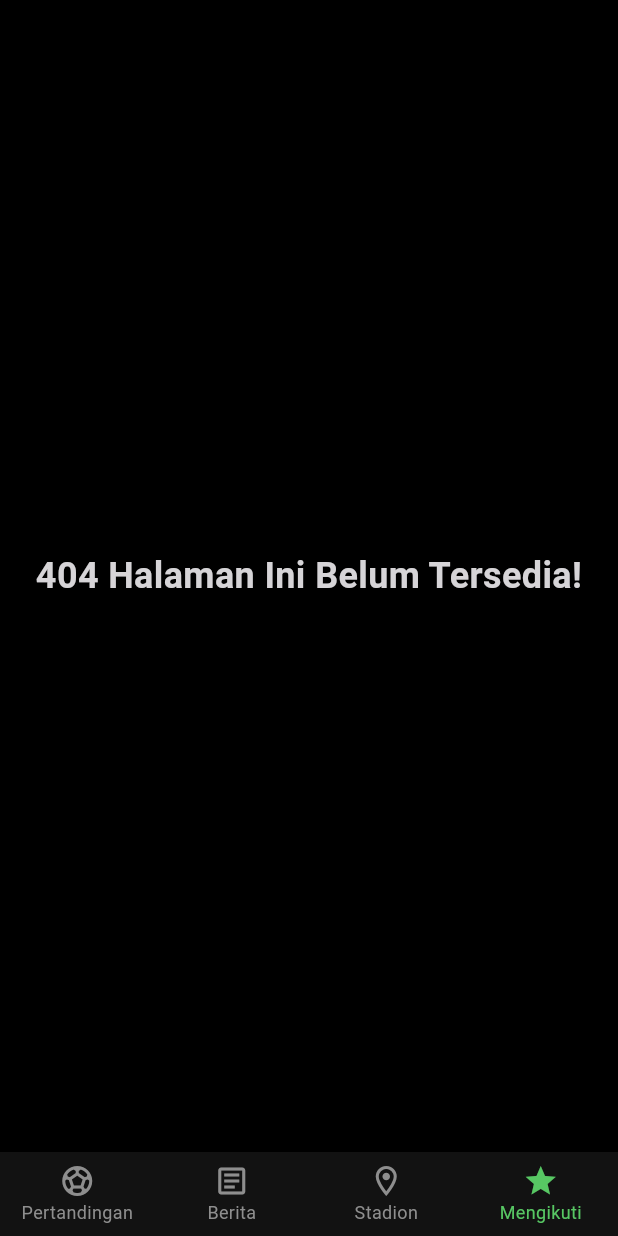
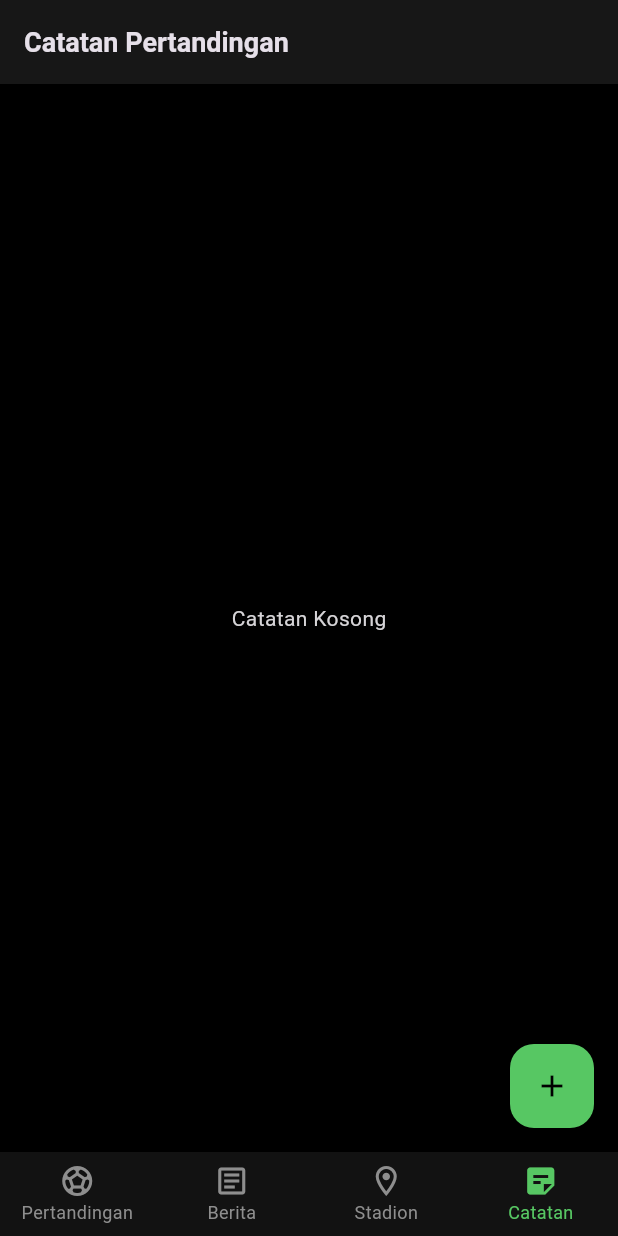
Before and after one commit to Ivanrhmt77/fotmob, a Flutter app: the screen it shows after launch, item 4 of the bottom bar chosen, on a phone screen of 412 x 824 dp. Run offline on Flutter 3.47's test engine with Material 3 defaults, Android fonts, the phone set to English and light mode, and no system bars; our stand-ins replace cached_network_image, flutter_svg, sqflite; accounts and stored records are empty; network calls fail.

Commit message:
Add Note Feature

```diff
--- /dev/null
+++ b/lib/models/note.dart
@@ -0,0 +1,66 @@
+const String tableNotes = "notes";
+
+class NoteFields {
+  static final List<String> values = [];
+  static const String id = "_id";
+  static const String isImportant = "isImportant";
+  static const String number = "number";
+  static const String title = "title";
+  static const String description = "description";
+  static const String time = "time";
+}
+
+class Note {
+  final int? id;
+  final bool isImportant;
+  final int number;
+  final String title;
+  final String description;
+  final DateTime createdTime;
+  Note({
+    this.id,
+    required this.isImportant,
+    required this.number,
+    required this.title,
+    required this.description,
+    required this.createdTime,
+  });
+
+  Note copy({
+    int? id,
+    bool? isImportant,
+    int? number,
+    String? title,
+    String? description,
+    DateTime? createdTime,
+  }) {
+    return Note(
+      id: id ?? this.id,
+      isImportant: isImportant ?? this.isImportant,
+      number: number ?? this.number,
+      title: title ?? this.title,
+      description: description ?? this.description,
+      createdTime: createdTime ?? this.createdTime,
+    );
+  }
+
+  static Note fromJson(Map<String, Object?> json) {
+    return Note(
+      id: json[NoteFields.id] as int?,
+      isImportant: json[NoteFields.isImportant] == 1,
+      number: json[NoteFields.number] as int,
+      title: json[NoteFields.title] as String,
+      description: json[NoteFields.description] as String,
+      createdTime: DateTime.parse(json[NoteFields.time] as String),
+    );
+  }
+
+  Map<String, Object?> toJson() => {
+    NoteFields.id: id,
+    NoteFields.isImportant: isImportant ? 1 : 0,
+    NoteFields.number: number,
+    NoteFields.title: title,
+    NoteFields.description: description,
+    NoteFields.time: createdTime.toIso8601String(),
+  };
+}
--- a/lib/screens/main_page.dart
+++ b/lib/screens/main_page.dart
@@ -2,6 +2,7 @@ import 'package:flutter/material.dart';
 import 'package:fotmob/screens/articles/article_page.dart';
 import 'package:fotmob/screens/home_page.dart';
 import 'package:fotmob/screens/not_found_page.dart';
+import 'package:fotmob/screens/notes/note_page.dart';
 import 'package:fotmob/utils/colors.dart';
 
 class MyHomePage extends StatefulWidget {
@@ -18,7 +19,7 @@ class _MyHomePageState extends State<MyHomePage> {
     HomePage(),
     ArticlePage(),
     NotFoundPage(),
-    NotFoundPage(),
+    NotePage(),
   ];
 
   void _onItemTapped(int index) {
@@ -60,9 +61,9 @@ class _MyHomePageState extends State<MyHomePage> {
           label: 'Stadion',
         ),
         BottomNavigationBarItem(
-          icon: Icon(Icons.star_border_outlined),
-          activeIcon: Icon(Icons.star),
-          label: 'Mengikuti',
+          icon: Icon(Icons.sticky_note_2_outlined),
+          activeIcon: Icon(Icons.sticky_note_2),
+          label: 'Catatan',
         ),
       ],
     );
--- /dev/null
+++ b/lib/screens/notes/note_page.dart
@@ -0,0 +1,98 @@
+import 'package:flutter/material.dart';
+import 'package:flutter_staggered_grid_view/flutter_staggered_grid_view.dart';
+import 'package:fotmob/database/note_database.dart';
+import 'package:fotmob/models/note.dart';
+import 'package:fotmob/screens/notes/add_edit_note_page.dart';
+import 'package:fotmob/screens/notes/note_detail_page.dart';
+import 'package:fotmob/utils/colors.dart';
+import 'package:fotmob/widgets/note_card_widgets.dart';
+
+class NotePage extends StatefulWidget {
+  const NotePage({super.key});
+  @override
+  State<NotePage> createState() => _NotePageState();
+}
+
+class _NotePageState extends State<NotePage> {
+  late List<Note> notes;
+  var isLoading = false;
+
+  Future refreshNotes() async {
+    setState(() {
+      isLoading = true;
+    });
+    notes = await NoteDatabase.instance.getAllNotes();
+    setState(() {
+      isLoading = false;
+    });
+  }
+
+  @override
+  void initState() {
+    super.initState();
+    refreshNotes();
+  }
+
+  @override
+  Widget build(BuildContext context) {
+    return Scaffold(
+      appBar: _buildAppBar(context),
+      body:
+          isLoading
+              ? const Center(child: CircularProgressIndicator())
+              : notes.isEmpty
+              ? const Center(child: Text("Catatan Kosong"))
+              : Padding(
+                padding: const EdgeInsets.symmetric(
+                  horizontal: 15,
+                  vertical: 15,
+                ),
+                child: MasonryGridView.count(
+                  crossAxisCount: 2,
+                  itemCount: notes.length,
+                  mainAxisSpacing: 4,
+                  crossAxisSpacing: 4,
+                  itemBuilder: (context, index) {
+                    final note = notes[index];
+                    return GestureDetector(
+                      onTap: () async {
+                        await Navigator.push(
+                          context,
+                          MaterialPageRoute(
+                            builder: (context) => NoteDetailPage(id: note.id!),
+                          ),
+                        );
+                        refreshNotes();
+                      },
+                      child: NoteCardWidget(note: note, index: index),
+                    );
+                  },
+                ),
+              ),
+      floatingActionButton: FloatingActionButton(
+        onPressed: () async {
+          await Navigator.push(
+            context,
+            MaterialPageRoute(builder: (context) => AddEditNotePage()),
+          );
+          refreshNotes();
+        },
+        backgroundColor: AppColors.green,
+        child: const Icon(Icons.add, color: AppColors.black),
+      ),
+    );
+  }
+
+  PreferredSizeWidget _buildAppBar(BuildContext context) {
+    return AppBar(
+      backgroundColor: AppColors.darkBlackGray,
+      title: const Padding(
+        padding: EdgeInsets.symmetric(vertical: 20),
+        child: Text(
+          "Catatan Pertandingan",
+          style: TextStyle(fontSize: 18, fontWeight: FontWeight.w600),
+        ),
+      ),
+    );
+  }
+}
--- a/pubspec.yaml
+++ b/pubspec.yaml
@@ -35,6 +35,8 @@ dependencies:
   http: ^1.1.0
   flutter_dotenv: ^5.0.2
   cached_network_image: ^3.2.3
+  sqflite: ^2.3.0
+  flutter_staggered_grid_view: ^0.7.0
 
   # The following adds the Cupertino Icons font to your application.
   # Use with the CupertinoIcons class for iOS style icons.
```
Also changed, not shown: lib/database/note_database.dart (added, +80 -0 lines), lib/screens/notes/add_edit_note_page.dart (added, +125 -0 lines), lib/screens/notes/note_detail_page.dart (added, +106 -0 lines), lib/widgets/note_card_widgets.dart (added, +62 -0 lines), lib/widgets/note_form_widgets.dart (added, +83 -0 lines), pubspec.lock.
